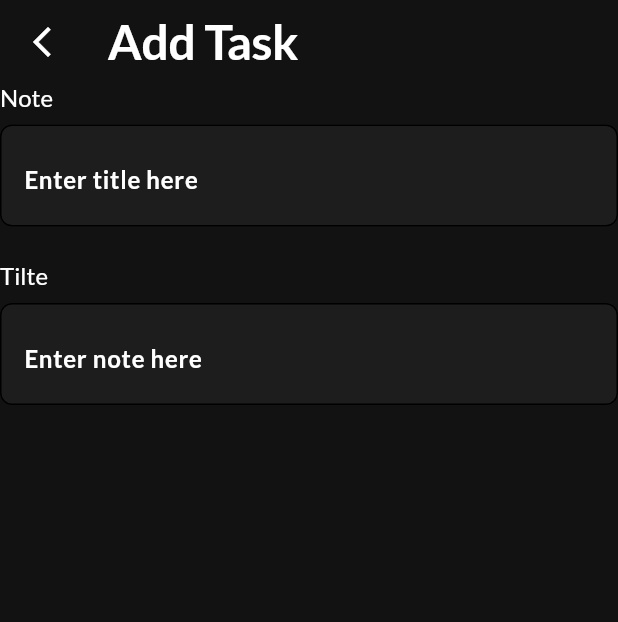
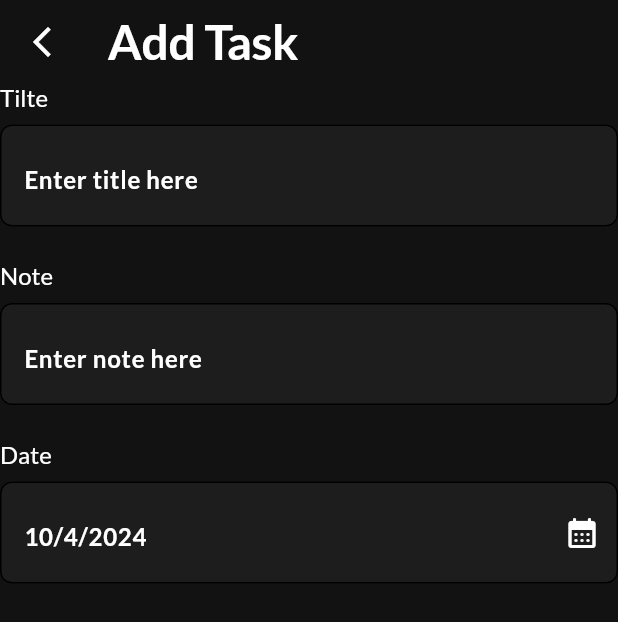
Before and after one commit to Mo-spac/to_do_app_eza, a Flutter app: the AddTaskScreen screen opened directly, on a phone screen of 412 x 824 dp. Shown: the top 622 px of the screen. Run offline on Flutter 3.47's test engine with Material 3 defaults, Android fonts, the phone set to English and light mode, and no system bars; our stand-ins replace date_picker_timeline, get_it, google_fonts, shared_preferences, smooth_page_indicator; accounts and stored records are empty.

Commit message:
Refactore Add Task Component & create Date in Add Task Screen

```diff
--- a/lib/featured/task/presentation/screens/add_task_screen/add_task_screen.dart
+++ b/lib/featured/task/presentation/screens/add_task_screen/add_task_screen.dart
@@ -1,11 +1,22 @@
 import 'package:flutter/material.dart';
+import 'package:intl/intl.dart';
 import 'package:to_do_app_ageeza/core/utils/app_colors.dart';
 import 'package:to_do_app_ageeza/core/utils/app_strings.dart';
+import 'package:to_do_app_ageeza/featured/task/presentation/screens/add_task_screen/components/add_task_component.dart';
 
-class AddTaskScreen extends StatelessWidget {
+class AddTaskScreen extends StatefulWidget {
   AddTaskScreen({super.key});
+
+  @override
+  State<AddTaskScreen> createState() => _AddTaskScreenState();
+}
+
+class _AddTaskScreenState extends State<AddTaskScreen> {
   TextEditingController titleController = TextEditingController();
+
   TextEditingController noteController = TextEditingController();
+
+  DateTime currentDate = DateTime.now();
 
   @override
   Widget build(BuildContext context) {
@@ -33,30 +44,44 @@ class AddTaskScreen extends StatelessWidget {
           child: Column(
             crossAxisAlignment: CrossAxisAlignment.start,
             children: [
-              Text(AppStrings.note,
-                  style: Theme.of(context).textTheme.displayMedium),
-              SizedBox(
-                height: 8,
-              ),
-              TextFormField(
+              AddTaskComponent(
+                title: AppStrings.tilte,
                 controller: titleController,
-                decoration: InputDecoration(
-                  hintText: AppStrings.tilteHint,
-                ),
+                hintText: AppStrings.tilteHint,
               ),
               SizedBox(
                 height: 24,
               ),
-              Text(AppStrings.tilte,
-                  style: Theme.of(context).textTheme.displayMedium),
+              AddTaskComponent(
+                title: AppStrings.note,
+                controller: noteController,
+                hintText: AppStrings.notehint,
+              ),
               SizedBox(
-                height: 8,
+                height: 24,
               ),
-              TextFormField(
+              AddTaskComponent(
+                readOnly: true,
+                title: AppStrings.date,
                 controller: noteController,
-                decoration: InputDecoration(
-                  hintText: AppStrings.notehint,
-                ),
+                hintText: DateFormat.yMd().format(currentDate),
+                suffixIcon: IconButton(
+                    onPressed: () async {
+                      DateTime? pickedDate = await showDatePicker(
+                        context: context,
+                        initialDate: DateTime.now(),
+                        firstDate: DateTime.now(),
+                        lastDate: DateTime(2027),
+                        // initialDatePickerMode: DatePickerMode.day,
+                        // initialEntryMode: DatePickerEntryMode.inputOnly,
+                      );
+                      setState(() {});
+                      currentDate = pickedDate!;
+                    },
+                    icon: Icon(
+                      Icons.calendar_month_rounded,
+                      color: AppColors.white,
+                    )),
               ),
             ],
           ),
--- /dev/null
+++ b/lib/featured/task/presentation/screens/add_task_screen/components/add_task_component.dart
@@ -0,0 +1,38 @@
+import 'package:flutter/material.dart';
+
+class AddTaskComponent extends StatelessWidget {
+  const AddTaskComponent({
+    super.key,
+    required this.title,
+    this.controller,
+    required this.hintText,
+    this.suffixIcon,
+    this.readOnly = false,
+  });
+  final String title;
+  final TextEditingController? controller;
+  final String hintText;
+  final IconButton? suffixIcon;
+  final bool readOnly;
+
+  @override
+  Widget build(BuildContext context) {
+    return Column(
+      crossAxisAlignment: CrossAxisAlignment.start,
+      children: [
+        Text(title, style: Theme.of(context).textTheme.displayMedium),
+        SizedBox(
+          height: 8,
+        ),
+        TextFormField(
+          readOnly: readOnly,
+          controller: controller,
+          decoration: InputDecoration(
+            hintText: hintText,
+            suffixIcon: suffixIcon,
+          ),
+        ),
+      ],
+    );
+  }
+}
```
